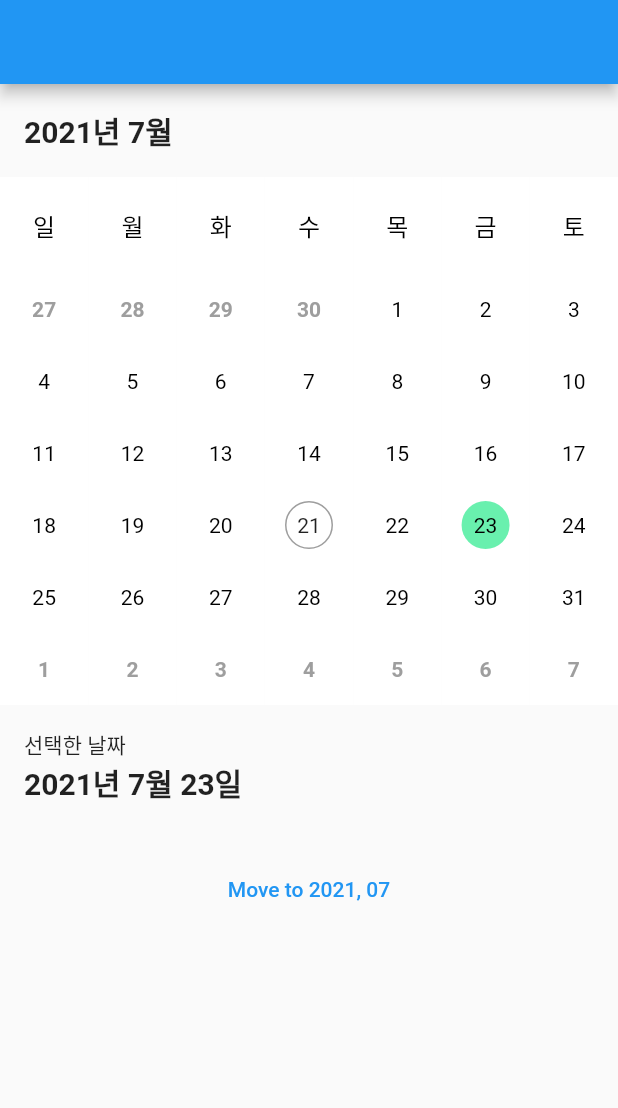
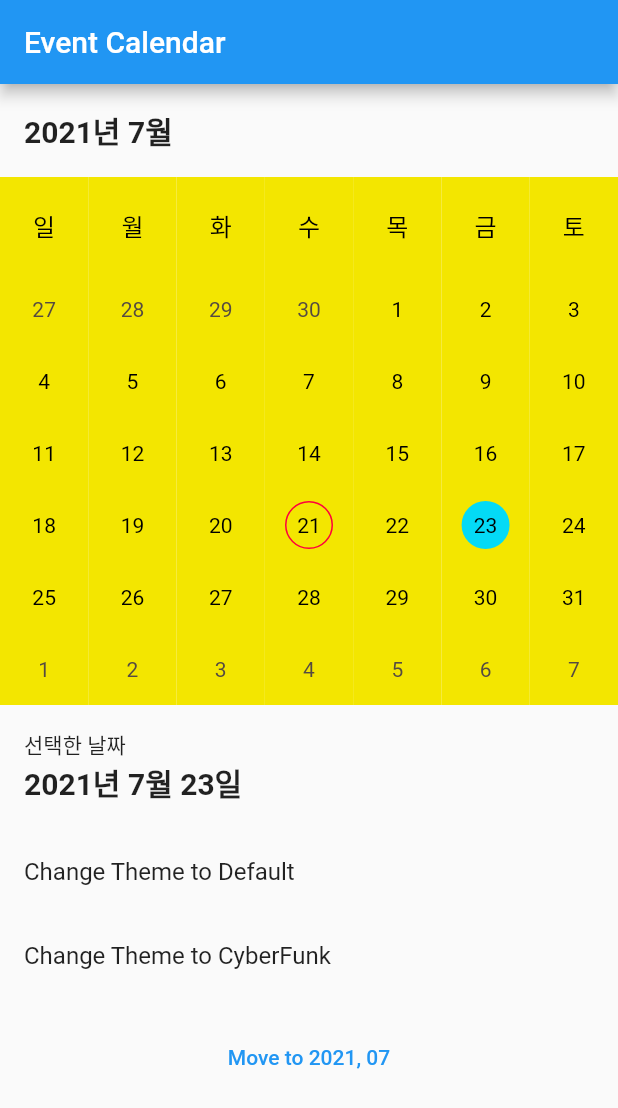
Before and after one commit to ChangJoo-Park/flutter_monthly_calendar, a Flutter app: the screen it shows after launch, on a phone screen of 412 x 824 dp. Shown: the top 1108 px of the screen. Run offline on Flutter 3.47's test engine with Material 2 defaults, Android fonts, the phone set to English and light mode, and no system bars; drawn by our look-alikes of expandable_page_view.

Commit message:
WIP working on example

```diff
--- a/example/lib/main.dart
+++ b/example/lib/main.dart
@@ -1,5 +1,6 @@
 import 'package:flutter/material.dart';
 import 'package:flutter_event_calendar/event_calendar.dart';
+import 'package:flutter_event_calendar/themes.dart';
 
 void main() {
   runApp(MyApp());
@@ -13,7 +14,7 @@ class MyApp extends StatelessWidget {
       theme: ThemeData(
         primarySwatch: Colors.blue,
       ),
-      home: MyHomePage(title: 'Sliver Calendar'),
+      home: MyHomePage(title: 'Event Calendar'),
     );
   }
 }
@@ -35,6 +36,7 @@ class _MyHomePageState extends State<MyHomePage> {
   late DateTime selectedDateTime;
   late String title = '선택해주세요.';
   late EventCalendarController controller;
+  late EventCalendarThemeData theme = CyberFunkEventCalendarThemeData();
   @override
   void initState() {
     if (widget.selectedDateTime != null) {
@@ -48,7 +50,7 @@ class _MyHomePageState extends State<MyHomePage> {
   @override
   Widget build(BuildContext context) {
     return Scaffold(
-      appBar: AppBar(),
+      appBar: AppBar(title: Text(widget.title)),
       body: CustomScrollView(
         slivers: [
           SliverToBoxAdapter(
@@ -65,6 +67,7 @@ class _MyHomePageState extends State<MyHomePage> {
               controller: controller,
               firstWeekday: DateTime.sunday,
               shortHeader: true,
+              theme: theme,
               locale: KoreanEventCalendarLocale(),
               startDateTime: widget.startDateTime,
               endDateTime: widget.endDateTime,
@@ -93,6 +96,25 @@ class _MyHomePageState extends State<MyHomePage> {
               ),
             ),
           ),
+          SliverList(
+              delegate: SliverChildListDelegate.fixed([
+            ListTile(
+              title: Text('Change Theme to Default'),
+              onTap: () {
+                setState(() {
+                  theme = DefaultEventCalendarThemeData();
+                });
+              },
+            ),
+            ListTile(
+              title: Text('Change Theme to CyberFunk'),
+              onTap: () {
+                setState(() {
+                  theme = CyberFunkEventCalendarThemeData();
+                });
+              },
+            ),
+          ])),
           SliverToBoxAdapter(
             child: Container(
               padding: const EdgeInsets.all(16),
```
